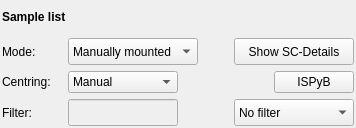
Above: Bricks/widgets/ui_files/Qt4_sample_changer_widget_layout.ui from mxcube/mxcubeqt before the change. Below: the same form after it.
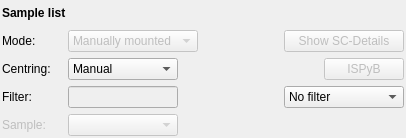
That is the form after the change. Icons and pictures are not drawn.

The edit to the form file:
```diff
--- a/Bricks/widgets/ui_files/Qt4_sample_changer_widget_layout.ui
+++ b/Bricks/widgets/ui_files/Qt4_sample_changer_widget_layout.ui
@@ -6,12 +6,12 @@
    <rect>
     <x>0</x>
     <y>0</y>
-    <width>356</width>
-    <height>128</height>
+    <width>406</width>
+    <height>138</height>
    </rect>
   </property>
   <property name="sizePolicy">
-   <sizepolicy hsizetype="Expanding" vsizetype="Expanding">
+   <sizepolicy hsizetype="Expanding" vsizetype="Fixed">
     <horstretch>0</horstretch>
     <verstretch>0</verstretch>
    </sizepolicy>
@@ -58,6 +58,9 @@
      </item>
      <item>
       <layout class="QHBoxLayout" name="horizontalLayout_2">
+       <property name="spacing">
+        <number>6</number>
+       </property>
        <item>
         <widget class="QLabel" name="label_2">
          <property name="sizePolicy">
@@ -85,6 +88,9 @@
        </item>
        <item>
         <widget class="QComboBox" name="filter_cbox">
+         <property name="enabled">
+          <bool>false</bool>
+         </property>
          <property name="minimumSize">
           <size>
            <width>0</width>
@@ -124,9 +130,12 @@
          <property name="orientation">
           <enum>Qt::Horizontal</enum>
          </property>
+         <property name="sizeType">
+          <enum>QSizePolicy::Expanding</enum>
+         </property>
          <property name="sizeHint" stdset="0">
           <size>
-           <width>10</width>
+           <width>20</width>
            <height>20</height>
           </size>
          </property>
@@ -134,6 +143,9 @@
        </item>
        <item>
         <widget class="QPushButton" name="details_button">
+         <property name="enabled">
+          <bool>false</bool>
+         </property>
          <property name="sizePolicy">
           <sizepolicy hsizetype="Fixed" vsizetype="Fixed">
            <horstretch>0</horstretch>
@@ -161,6 +173,9 @@
      </item>
      <item>
       <layout class="QHBoxLayout" name="horizontalLayout">
+       <property name="spacing">
+        <number>6</number>
+       </property>
        <item>
         <widget class="QLabel" name="label_3">
          <property name="sizePolicy">
@@ -235,6 +250,9 @@
        </item>
        <item>
         <widget class="QPushButton" name="synch_ispyb_button">
+         <property name="enabled">
+          <bool>false</bool>
+         </property>
          <property name="text">
           <string>ISPyB</string>
          </property>
@@ -247,11 +265,15 @@
       </layout>
      </item>
      <item>
-      <layout class="QHBoxLayout" name="horizontalLayout_5">
-       <property name="leftMargin">
-        <number>0</number>
+      <widget class="QWidget" name="filter_widget" native="true">
+       <property name="sizePolicy">
+        <sizepolicy hsizetype="Preferred" vsizetype="Fixed">
+         <horstretch>0</horstretch>
+         <verstretch>0</verstretch>
+        </sizepolicy>
        </property>
-       <property name="topMargin">
+       <layout class="QHBoxLayout" name="horizontalLayout_3">
+        <property name="margin">
         <number>0</number>
        </property>
        <item>
@@ -293,7 +315,7 @@
         </widget>
        </item>
        <item>
-        <spacer name="horizontalSpacer_4">
+         <spacer name="filter_spacer">
          <property name="orientation">
           <enum>Qt::Horizontal</enum>
          </property>
@@ -302,7 +324,7 @@
          </property>
          <property name="sizeHint" stdset="0">
           <size>
-           <width>10</width>
+            <width>163</width>
            <height>20</height>
           </size>
          </property>
@@ -385,6 +407,79 @@
         </widget>
        </item>
       </layout>
+      </widget>
+     </item>
+     <item>
+      <widget class="QWidget" name="sample_widget" native="true">
+       <property name="sizePolicy">
+        <sizepolicy hsizetype="Preferred" vsizetype="Fixed">
+         <horstretch>0</horstretch>
+         <verstretch>0</verstretch>
+        </sizepolicy>
+       </property>
+       <layout class="QHBoxLayout" name="horizontalLayout_4">
+        <property name="spacing">
+         <number>6</number>
+        </property>
+        <property name="margin">
+         <number>0</number>
+        </property>
+        <item>
+         <widget class="QLabel" name="sample_label">
+          <property name="enabled">
+           <bool>false</bool>
+          </property>
+          <property name="minimumSize">
+           <size>
+            <width>60</width>
+            <height>0</height>
+           </size>
+          </property>
+          <property name="maximumSize">
+           <size>
+            <width>60</width>
+            <height>16777215</height>
+           </size>
+          </property>
+          <property name="text">
+           <string>Sample:</string>
+          </property>
+         </widget>
+        </item>
+        <item>
+         <widget class="QComboBox" name="sample_combo">
+          <property name="enabled">
+           <bool>false</bool>
+          </property>
+          <property name="minimumSize">
+           <size>
+            <width>110</width>
+            <height>0</height>
+           </size>
+          </property>
+          <property name="maximumSize">
+           <size>
+            <width>110</width>
+            <height>16777215</height>
+           </size>
+          </property>
+         </widget>
+        </item>
+        <item>
+         <spacer name="horizontalSpacer_3">
+          <property name="orientation">
+           <enum>Qt::Horizontal</enum>
+          </property>
+          <property name="sizeHint" stdset="0">
+           <size>
+            <width>40</width>
+            <height>20</height>
+           </size>
+          </property>
+         </spacer>
+        </item>
+       </layout>
+      </widget>
      </item>
     </layout>
    </item>
```
Lines whose indentation alone changed are shown as unchanged.
